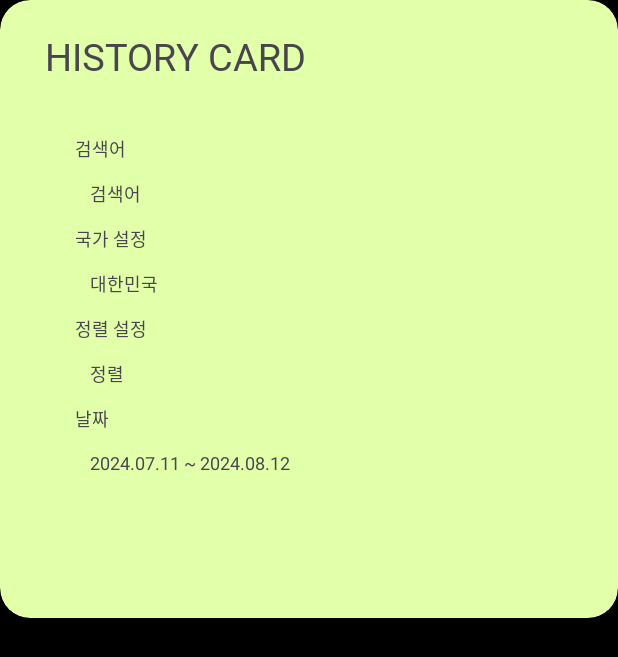
After one commit to Promise-of-Blood/DMZ, an Android app: the layout item_recent_search.xml on its own in the app's theme, with its tools: preview values and no code run, on a phone screen of 412 x 824 dp. The commit adds this screen. Shown: the top 657 px of the screen. Run offline under Robolectric (Android 15) with nearby library versions, the phone set to English and light mode, and no system bars.

Commit message:
Feature: search page 에 viewpager2 적용

```diff
--- a/app/build.gradle.kts
+++ b/app/build.gradle.kts
@@ -5,6 +5,7 @@ plugins {
     alias(libs.plugins.jetbrains.kotlin.android)
     alias(libs.plugins.kotlin.parcelize)
     alias(libs.plugins.ksp)
+    id("kotlin-kapt")
 }
 
 android {
@@ -46,6 +47,7 @@ android {
     buildFeatures {
         viewBinding = true
         buildConfig = true
+        dataBinding = true
     }
 }
 
--- /dev/null
+++ b/app/src/main/res/layout/item_recent_search.xml
@@ -0,0 +1,130 @@
+<?xml version="1.0" encoding="utf-8"?>
+<layout xmlns:android="http://schemas.android.com/apk/res/android"
+    xmlns:tools="http://schemas.android.com/tools"
+    xmlns:app="http://schemas.android.com/apk/res-auto">
+
+    <data>
+
+        <variable
+            name="search"
+            type="com.example.dmz.model.Search" />
+    </data>
+
+    <androidx.constraintlayout.widget.ConstraintLayout
+        android:layout_width="match_parent"
+        android:layout_height="match_parent"
+        android:background="@color/black">
+
+        <androidx.cardview.widget.CardView
+            android:layout_width="0dp"
+            android:layout_height="0dp"
+            android:backgroundTint="@color/flou_yellow"
+            app:cardCornerRadius="20dp"
+
+            app:layout_constraintDimensionRatio="2:2"
+            app:layout_constraintEnd_toEndOf="parent"
+            app:layout_constraintStart_toStartOf="parent"
+            app:layout_constraintTop_toTopOf="parent">
+
+            <TextView
+                android:layout_width="match_parent"
+                android:layout_height="wrap_content"
+                android:fontFamily="@font/elicedigitalbaeum_bold"
+                android:text="HISTORY CARD"
+                android:layout_marginTop="20dp"
+                android:layout_marginHorizontal="30dp"
+                android:textSize="25sp" />
+
+            <TextView
+                android:layout_width="match_parent"
+                android:layout_height="wrap_content"
+                android:text="검색어"
+                android:textSize="12sp"
+                android:fontFamily="@font/elicedigitalbaeum_bold"
+                android:layout_marginTop="90dp"
+                android:layout_marginHorizontal="50dp"
+                />
+
+            <TextView
+                android:layout_width="match_parent"
+                android:layout_height="wrap_content"
+                android:text="@{search.query}"
+                android:textSize="12sp"
+                android:fontFamily="@font/elicedigitalbaeum"
+                android:layout_marginTop="120dp"
+                android:layout_marginHorizontal="60dp"
+                tools:text="검색어"
+                />
+
+            <TextView
+                android:layout_width="match_parent"
+                android:layout_height="wrap_content"
+                android:text="국가 설정"
+                android:textSize="12sp"
+                android:fontFamily="@font/elicedigitalbaeum_bold"
+                android:layout_marginTop="150dp"
+                android:layout_marginHorizontal="50dp"
+                />
+
+            <TextView
+                android:layout_width="match_parent"
+                android:layout_height="wrap_content"
+                android:text="@{search.region}"
+                android:textSize="12sp"
+                android:fontFamily="@font/elicedigitalbaeum"
+                android:layout_marginTop="180dp"
+                android:layout_marginHorizontal="60dp"
+                tools:text="대한민국"
+                />
+
+            <TextView
+                android:layout_width="match_parent"
+                android:layout_height="wrap_content"
+                android:text="정렬 설정"
+                android:textSize="12sp"
+                android:fontFamily="@font/elicedigitalbaeum_bold"
+                android:layout_marginTop="210dp"
+                android:layout_marginHorizontal="50dp"
+                />
+
+            <TextView
+                android:layout_width="match_parent"
+                android:layout_height="wrap_content"
+                android:text="@{search.sort}"
+                android:textSize="12sp"
+                android:fontFamily="@font/elicedigitalbaeum"
+                android:layout_marginTop="240dp"
+                android:layout_marginHorizontal="60dp"
+                tools:text="정렬"
+                />
+
+            <TextView
+                android:layout_width="match_parent"
+                android:layout_height="wrap_content"
+                android:text="날짜"
+                android:textSize="12sp"
+                android:fontFamily="@font/elicedigitalbaeum_bold"
+                android:layout_marginTop="270dp"
+                android:layout_marginHorizontal="50dp"
+                />
+
+            <TextView
+                android:layout_width="match_parent"
+                android:layout_height="wrap_content"
+                android:text="@{search.date}"
+                android:textSize="12sp"
+                android:fontFamily="@font/elicedigitalbaeum"
+                android:layout_marginTop="300dp"
+                android:layout_marginHorizontal="60dp"
+                tools:text="2024.07.11 ~ 2024.08.12"
+                />
+
+
+
+
+        </androidx.cardview.widget.CardView>
+
+
+    </androidx.constraintlayout.widget.ConstraintLayout>
+
+</layout>
```
Also changed, not shown: app/src/main/java/com/example/dmz/model/Search.kt (+15 -0 lines), app/src/main/java/com/example/dmz/ui/SearchFragment.kt (+14 -0 lines), app/src/main/java/com/example/dmz/ui/SliderTransformer.kt (added, +55 -0 lines), app/src/main/res/layout/fragment_search.xml (+15 -0 lines).
